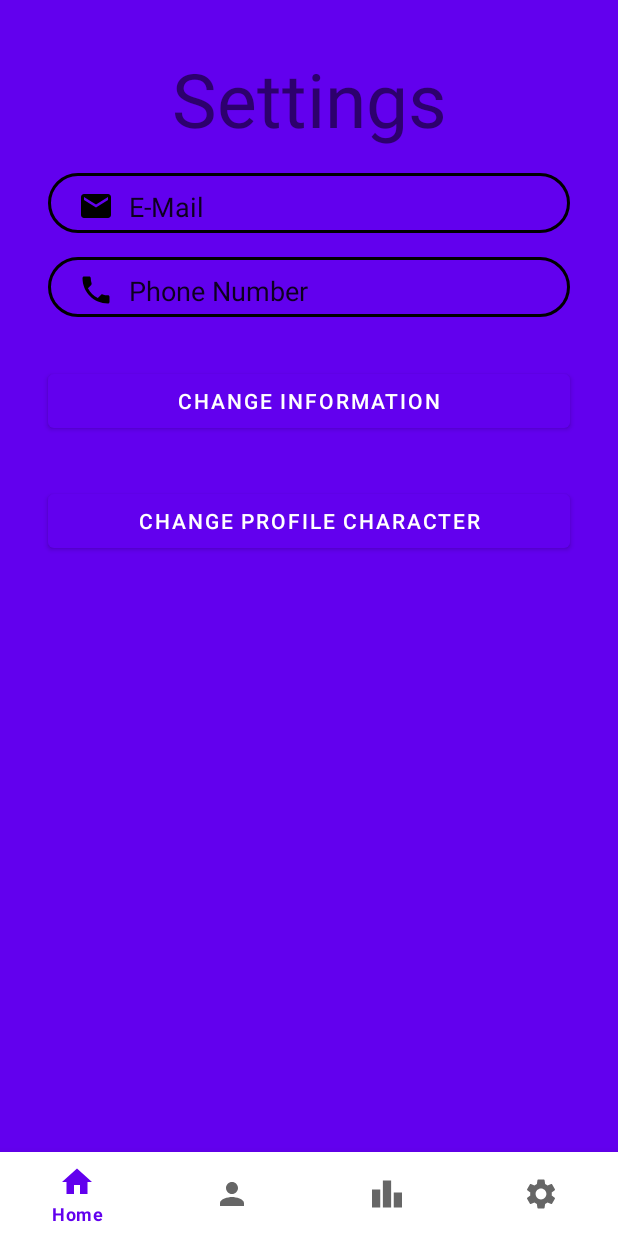
After one commit to btdurrin/The-Exodia-App, an Android app: the fragment SettingsFragment placed in its activity, on a phone screen of 412 x 824 dp. The commit adds this screen. Run offline under Robolectric (Android 15) with nearby library versions, the phone set to English and light mode, and no system bars; our stand-ins replace navigation-ui.

Commit message:
Extra UI
settings bump

```diff
--- a/app/src/main/AndroidManifest.xml
+++ b/app/src/main/AndroidManifest.xml
@@ -7,7 +7,7 @@
         android:dataExtractionRules="@xml/data_extraction_rules"
         android:fullBackupContent="@xml/backup_rules"
         android:icon="@mipmap/ic_launcher"
-        android:label="@string/app_name"
+        android:label="Exodia"
         android:roundIcon="@mipmap/ic_launcher_round"
         android:supportsRtl="true"
         android:theme="@style/Theme.RamRanch"
@@ -18,6 +18,7 @@
             <meta-data
                 android:name="android.app.lib_name"
                 android:value="" />
+
             <intent-filter>
                 <action android:name="android.intent.action.MAIN" />
 
@@ -36,7 +37,6 @@
             android:exported="true"
             android:label="@string/app_name"
             android:theme="@style/Theme.RamRanch.NoActionBar">
-
             <meta-data
                 android:name="android.app.lib_name"
                 android:value="" />
--- a/app/src/main/java/com/example/ramranch/MainActivity.java
+++ b/app/src/main/java/com/example/ramranch/MainActivity.java
@@ -1,5 +1,6 @@
 package com.example.ramranch;
 
+import android.content.Intent;
 import android.os.Bundle;
 
 import com.google.android.material.snackbar.Snackbar;
@@ -20,6 +21,7 @@ import com.example.ramranch.databinding.ActivityMainBinding;
 
 import android.view.Menu;
 import android.view.MenuItem;
+import android.widget.Button;
 
 public class MainActivity extends AppCompatActivity {
 
@@ -45,6 +47,9 @@ public class MainActivity extends AppCompatActivity {
                 case R.id.leaderboard:
                     replaceFragment(new LeaderboardFragment());
                     break;
+                case R.id.settings:
+                    replaceFragment(new SettingsFragment());
+                    break;
             }
 
             return true;
--- /dev/null
+++ b/app/src/main/java/com/example/ramranch/SettingsFragment.java
@@ -0,0 +1,64 @@
+package com.example.ramranch;
+
+import android.os.Bundle;
+
+import androidx.fragment.app.Fragment;
+
+import android.view.LayoutInflater;
+import android.view.View;
+import android.view.ViewGroup;
+
+/**
+ * A simple {@link Fragment} subclass.
+ * Use the {@link SettingsFragment#newInstance} factory method to
+ * create an instance of this fragment.
+ */
+public class SettingsFragment extends Fragment {
+
+    // TODO: Rename parameter arguments, choose names that match
+    // the fragment initialization parameters, e.g. ARG_ITEM_NUMBER
+    private static final String ARG_PARAM1 = "param1";
+    private static final String ARG_PARAM2 = "param2";
+
+    // TODO: Rename and change types of parameters
+    private String mParam1;
+    private String mParam2;
+
+    public SettingsFragment() {
+        // Required empty public constructor
+    }
+
+    /**
+     * Use this factory method to create a new instance of
+     * this fragment using the provided parameters.
+     *
+     * @param param1 Parameter 1.
+     * @param param2 Parameter 2.
+     * @return A new instance of fragment SettingsFragment.
+     */
+    // TODO: Rename and change types and number of parameters
+    public static SettingsFragment newInstance(String param1, String param2) {
+        SettingsFragment fragment = new SettingsFragment();
+        Bundle args = new Bundle();
+        args.putString(ARG_PARAM1, param1);
+        args.putString(ARG_PARAM2, param2);
+        fragment.setArguments(args);
+        return fragment;
+    }
+
+    @Override
+    public void onCreate(Bundle savedInstanceState) {
+        super.onCreate(savedInstanceState);
+        if (getArguments() != null) {
+            mParam1 = getArguments().getString(ARG_PARAM1);
+            mParam2 = getArguments().getString(ARG_PARAM2);
+        }
+    }
+
+    @Override
+    public View onCreateView(LayoutInflater inflater, ViewGroup container,
+                             Bundle savedInstanceState) {
+        // Inflate the layout for this fragment
+        return inflater.inflate(R.layout.fragment_settings, container, false);
+    }
+}
--- /dev/null
+++ b/app/src/main/res/drawable/ic_baseline_settings_24.xml
@@ -0,0 +1,5 @@
+<vector android:height="24dp" android:tint="#000000"
+    android:viewportHeight="24" android:viewportWidth="24"
+    android:width="24dp" xmlns:android="http://schemas.android.com/apk/res/android">
+    <path android:fillColor="@android:color/white" android:pathData="M19.14,12.94c0.04,-0.3 0.06,-0.61 0.06,-0.94c0,-0.32 -0.02,-0.64 -0.07,-0.94l2.03,-1.58c0.18,-0.14 0.23,-0.41 0.12,-0.61l-1.92,-3.32c-0.12,-0.22 -0.37,-0.29 -0.59,-0.22l-2.39,0.96c-0.5,-0.38 -1.03,-0.7 -1.62,-0.94L14.4,2.81c-0.04,-0.24 -0.24,-0.41 -0.48,-0.41h-3.84c-0.24,0 -0.43,0.17 -0.47,0.41L9.25,5.35C8.66,5.59 8.12,5.92 7.63,6.29L5.24,5.33c-0.22,-0.08 -0.47,0 -0.59,0.22L2.74,8.87C2.62,9.08 2.66,9.34 2.86,9.48l2.03,1.58C4.84,11.36 4.8,11.69 4.8,12s0.02,0.64 0.07,0.94l-2.03,1.58c-0.18,0.14 -0.23,0.41 -0.12,0.61l1.92,3.32c0.12,0.22 0.37,0.29 0.59,0.22l2.39,-0.96c0.5,0.38 1.03,0.7 1.62,0.94l0.36,2.54c0.05,0.24 0.24,0.41 0.48,0.41h3.84c0.24,0 0.44,-0.17 0.47,-0.41l0.36,-2.54c0.59,-0.24 1.13,-0.56 1.62,-0.94l2.39,0.96c0.22,0.08 0.47,0 0.59,-0.22l1.92,-3.32c0.12,-0.22 0.07,-0.47 -0.12,-0.61L19.14,12.94zM12,15.6c-1.98,0 -3.6,-1.62 -3.6,-3.6s1.62,-3.6 3.6,-3.6s3.6,1.62 3.6,3.6S13.98,15.6 12,15.6z"/>
+</vector>
--- a/app/src/main/res/layout/fragment_leaderboard.xml
+++ b/app/src/main/res/layout/fragment_leaderboard.xml
@@ -31,7 +31,7 @@
             android:id="@+id/leaderboardBg"
             android:layout_width="350dp"
             android:layout_height="570dp"
-            android:layout_marginBottom="45dp"
+            android:layout_marginBottom="100dp"
             android:background="@color/black"
             app:layout_constraintBottom_toBottomOf="parent"
             app:layout_constraintEnd_toEndOf="parent"
--- /dev/null
+++ b/app/src/main/res/layout/fragment_settings.xml
@@ -0,0 +1,96 @@
+<?xml version="1.0" encoding="utf-8"?>
+<FrameLayout xmlns:android="http://schemas.android.com/apk/res/android"
+    xmlns:tools="http://schemas.android.com/tools"
+    android:layout_width="match_parent"
+    android:layout_height="match_parent"
+    xmlns:app="http://schemas.android.com/apk/res-auto"
+    tools:context=".SettingsFragment">
+
+    <androidx.constraintlayout.widget.ConstraintLayout
+        android:id="@+id/Settings"
+        android:layout_width="match_parent"
+        android:layout_height="match_parent"
+        android:background="@color/purple_500"
+        tools:context=".MainActivity">
+
+    <EditText
+        android:id="@+id/registerPhone"
+        android:layout_width="0dp"
+        android:layout_height="wrap_content"
+        android:layout_marginStart="32dp"
+        android:layout_marginTop="16dp"
+        android:layout_marginEnd="32dp"
+        android:background="@drawable/input_bg"
+        android:drawableLeft="@drawable/ic_baseline_local_phone_24"
+        android:drawablePadding="10dp"
+        android:ems="10"
+        android:inputType="textPersonName"
+        android:paddingLeft="20dp"
+        android:paddingTop="10dp"
+        android:paddingRight="10dp"
+        android:paddingBottom="5dp"
+        android:text="Phone Number"
+        app:layout_constraintEnd_toEndOf="parent"
+        app:layout_constraintHorizontal_bias="0.0"
+        app:layout_constraintStart_toStartOf="parent"
+        app:layout_constraintTop_toBottomOf="@+id/changeEmail"
+        tools:ignore="TouchTargetSizeCheck" />
+
+    <EditText
+        android:id="@+id/changeEmail"
+        android:layout_width="0dp"
+        android:layout_height="wrap_content"
+        android:layout_marginStart="32dp"
+        android:layout_marginTop="16dp"
+        android:layout_marginEnd="32dp"
+        android:background="@drawable/input_bg"
+        android:drawableLeft="@drawable/ic_baseline_email_24"
+        android:drawablePadding="10dp"
+        android:ems="10"
+        android:inputType="textPersonName"
+        android:paddingLeft="20dp"
+        android:paddingTop="10dp"
+        android:paddingRight="10dp"
+        android:paddingBottom="5dp"
+        android:text="E-Mail"
+        app:layout_constraintEnd_toEndOf="parent"
+        app:layout_constraintHorizontal_bias="0.0"
+        app:layout_constraintStart_toStartOf="parent"
+        app:layout_constraintTop_toBottomOf="@+id/settingsTitle"
+        tools:ignore="TouchTargetSizeCheck" />
+
+    <TextView
+        android:id="@+id/settingsTitle"
+        android:layout_width="wrap_content"
+        android:layout_height="wrap_content"
+        android:layout_marginTop="32dp"
+        android:text="Settings"
+        android:textSize="50dp"
+        app:layout_constraintEnd_toEndOf="parent"
+        app:layout_constraintStart_toStartOf="parent"
+        app:layout_constraintTop_toTopOf="parent" />
+
+    <Button
+        android:id="@+id/commitEdit"
+        android:layout_width="0dp"
+        android:layout_height="wrap_content"
+        android:layout_marginTop="32dp"
+        android:text="Change Information"
+        app:layout_constraintEnd_toEndOf="@+id/registerPhone"
+        app:layout_constraintStart_toStartOf="@+id/registerPhone"
+        app:layout_constraintTop_toBottomOf="@+id/registerPhone" />
+
+    <Button
+        android:id="@+id/editCharacter"
+        android:layout_width="0dp"
+        android:layout_height="wrap_content"
+        android:layout_marginTop="32dp"
+        android:text="Change Profile Character"
+        app:layout_constraintEnd_toEndOf="@+id/registerPhone"
+        app:layout_constraintHorizontal_bias="1.0"
+        app:layout_constraintStart_toStartOf="@+id/registerPhone"
+        app:layout_constraintTop_toBottomOf="@+id/commitEdit" />
+
+    </androidx.constraintlayout.widget.ConstraintLayout>
+
+</FrameLayout>
--- a/app/src/main/res/menu/menu_main.xml
+++ b/app/src/main/res/menu/menu_main.xml
@@ -11,4 +11,7 @@
     <item android:title="Leaderboard"
         android:icon="@drawable/ic_baseline_leaderboard_24"
         android:id="@+id/leaderboard"/>
+    <item android:title="Settings"
+        android:icon="@drawable/ic_baseline_settings_24"
+        android:id="@+id/settings"/>
 </menu>
```
Also changed, not shown: app/src/main/res/drawable/ic_launcher_foreground.xml (added, +30 -0 lines), app/src/main/res/layout/fragment_profile.xml (+11 -0 lines).
